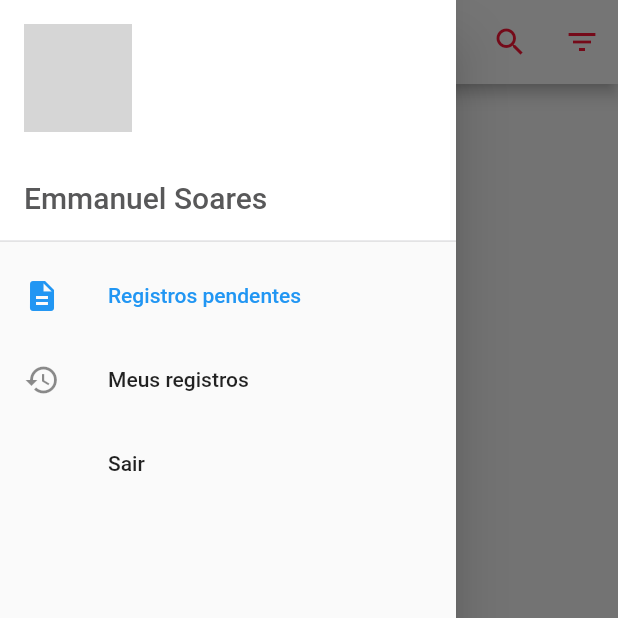
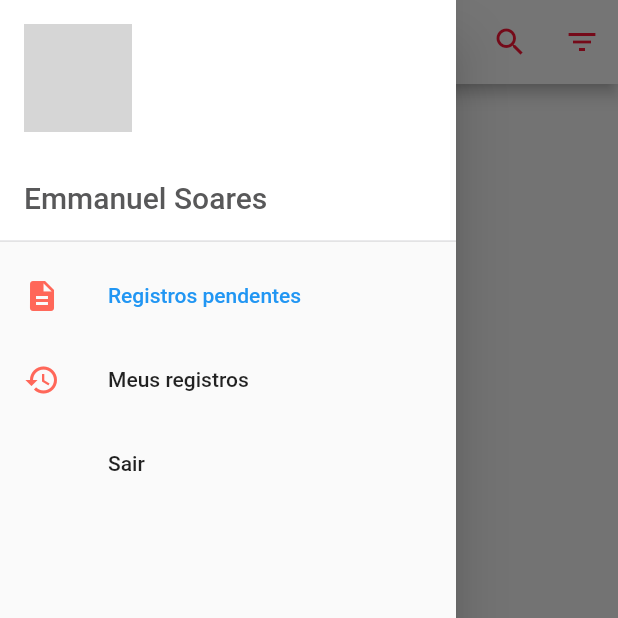
Before and after one commit to leandro-mancini/flutter_clean_architecture, a Flutter app: the RegistrosPendentes screen opened by its route, with the side drawer open, on a phone screen of 412 x 824 dp, the top half of it. Run offline on Flutter 3.47's test engine with Material 2 defaults, Android fonts, the phone set to English and light mode, and no system bars; our stand-ins replace flutter_clean_architecture; network calls fail; grey boxes are pictures that could not be loaded.

Commit message:
Color navigation icon

```diff
--- a/lib/src/app/pages/registros_pendentes/registros_pendentes_view.dart
+++ b/lib/src/app/pages/registros_pendentes/registros_pendentes_view.dart
@@ -51,7 +51,7 @@ class _RegistrosPendentesState extends ViewState<RegistrosPendentes, RegistrosPe
       var d = drawerItems[i];
       drawerOptions.add(
         new ListTile(
-          leading: new Icon(d.icon),
+          leading: new Icon(d.icon, color: Color(0xFFFF6759)),
           title: new Text(d.title),
           selected: i == _selectedDrawerIndex,
           onTap: () => _onSelectItem(i),
```
